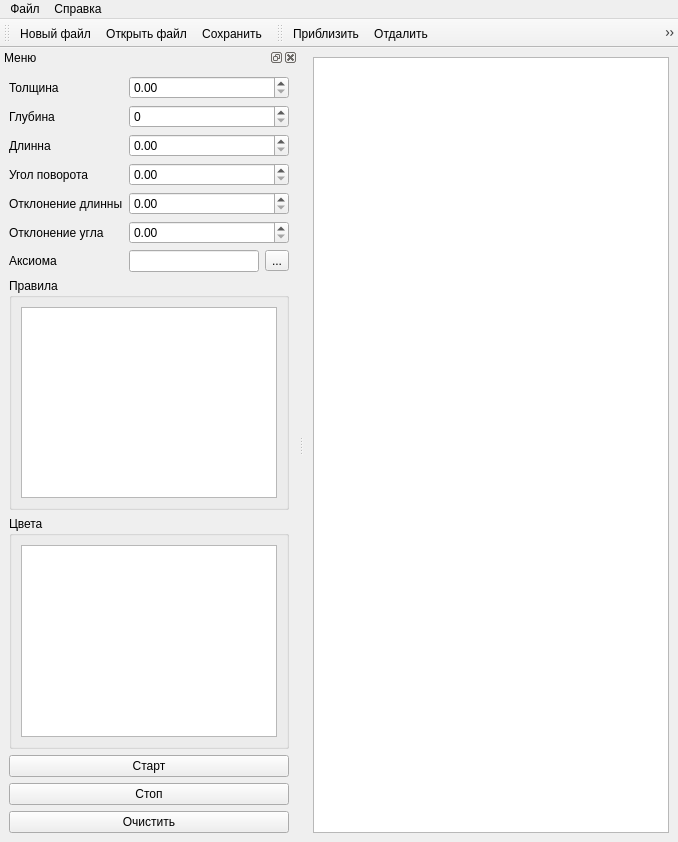
First picture: the form in MWidgets/uis/mainwindow.ui, repository salam99823/fractal-pattern-generator, before the edit.
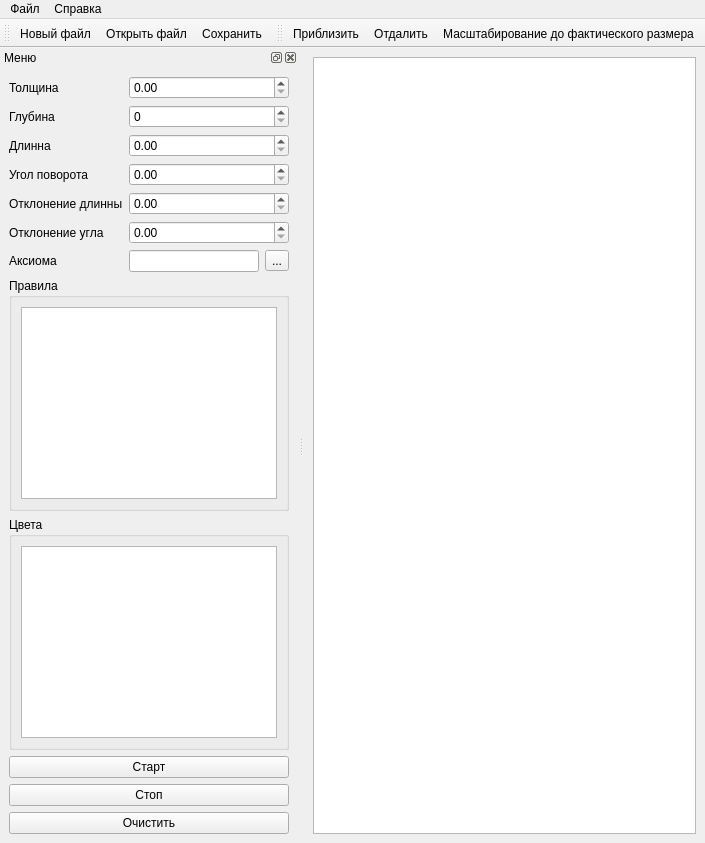
Second picture: the form after the edit. Icons and pictures are not drawn. Custom widgets are drawn as their Qt base class.

Diff of the .ui file:
```diff
--- a/MWidgets/uis/mainwindow.ui
+++ b/MWidgets/uis/mainwindow.ui
@@ -2,14 +2,6 @@
 <ui version="4.0">
  <class>MainWindow</class>
  <widget class="QMainWindow" name="MainWindow">
-  <property name="geometry">
-   <rect>
-    <x>0</x>
-    <y>0</y>
-    <width>678</width>
-    <height>842</height>
-   </rect>
-  </property>
   <property name="windowTitle">
    <string>Fractal-Pattern-Generator</string>
   </property>
@@ -246,7 +238,7 @@
     <rect>
      <x>0</x>
      <y>0</y>
-     <width>678</width>
+        <width>580</width>
      <height>22</height>
     </rect>
    </property>
```
Left out of the diff: 10 changed lines with no effect on the pictures. Lines whose indentation alone changed are shown as unchanged.
